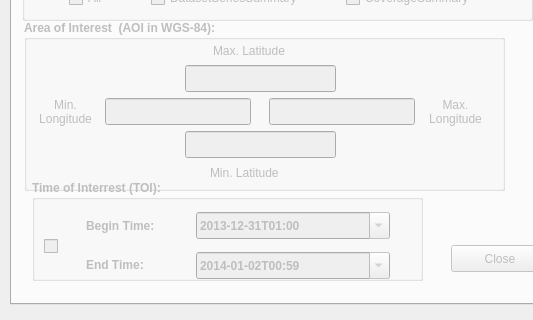
This is ui_qgswcsclient2.ui in EOX-A/QgsWcsClient2 as Qt 5 draws it before an edit; both pictures show x 0 to 533 and y 356 to 676 of the 799 by 676 pixel window. The edited form follows.
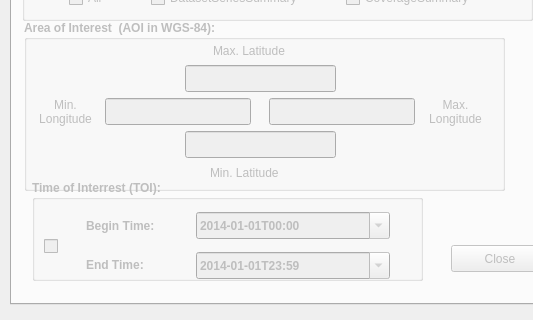
This is the edited form. The open tabs and pages were chosen to show the change.

```diff
--- a/ui_qgswcsclient2.ui
+++ b/ui_qgswcsclient2.ui
@@ -1064,34 +1064,34 @@
       </property>
       <property name="dateTime">
        <datetime>
-        <hour>1</hour>
+        <hour>0</hour>
         <minute>0</minute>
         <second>0</second>
-        <year>2013</year>
-        <month>12</month>
-        <day>31</day>
+        <year>2014</year>
+        <month>1</month>
+        <day>1</day>
        </datetime>
       </property>
       <property name="date">
        <date>
-        <year>2013</year>
-        <month>12</month>
-        <day>31</day>
+        <year>2014</year>
+        <month>1</month>
+        <day>1</day>
        </date>
       </property>
       <property name="minimumDateTime">
        <datetime>
-        <hour>1</hour>
+        <hour>0</hour>
         <minute>0</minute>
         <second>0</second>
-        <year>1752</year>
-        <month>10</month>
-        <day>12</day>
+        <year>1900</year>
+        <month>1</month>
+        <day>1</day>
        </datetime>
       </property>
       <property name="minimumTime">
        <time>
-        <hour>1</hour>
+        <hour>0</hour>
         <minute>0</minute>
         <second>0</second>
        </time>
@@ -1117,41 +1117,41 @@
       </property>
       <property name="dateTime">
        <datetime>
-        <hour>0</hour>
+        <hour>23</hour>
         <minute>59</minute>
         <second>59</second>
         <year>2014</year>
         <month>1</month>
-        <day>2</day>
+        <day>1</day>
        </datetime>
       </property>
       <property name="date">
        <date>
         <year>2014</year>
         <month>1</month>
-        <day>2</day>
+        <day>1</day>
        </date>
       </property>
       <property name="time">
        <time>
-        <hour>0</hour>
+        <hour>23</hour>
         <minute>59</minute>
         <second>59</second>
        </time>
       </property>
       <property name="minimumDateTime">
        <datetime>
-        <hour>1</hour>
+        <hour>0</hour>
         <minute>0</minute>
         <second>0</second>
-        <year>1752</year>
-        <month>10</month>
-        <day>12</day>
+        <year>1900</year>
+        <month>1</month>
+        <day>1</day>
        </datetime>
       </property>
       <property name="maximumTime">
        <time>
-        <hour>0</hour>
+        <hour>23</hour>
         <minute>59</minute>
         <second>59</second>
        </time>
```
Left out of the diff: 20 changed lines with no effect on the pictures.
